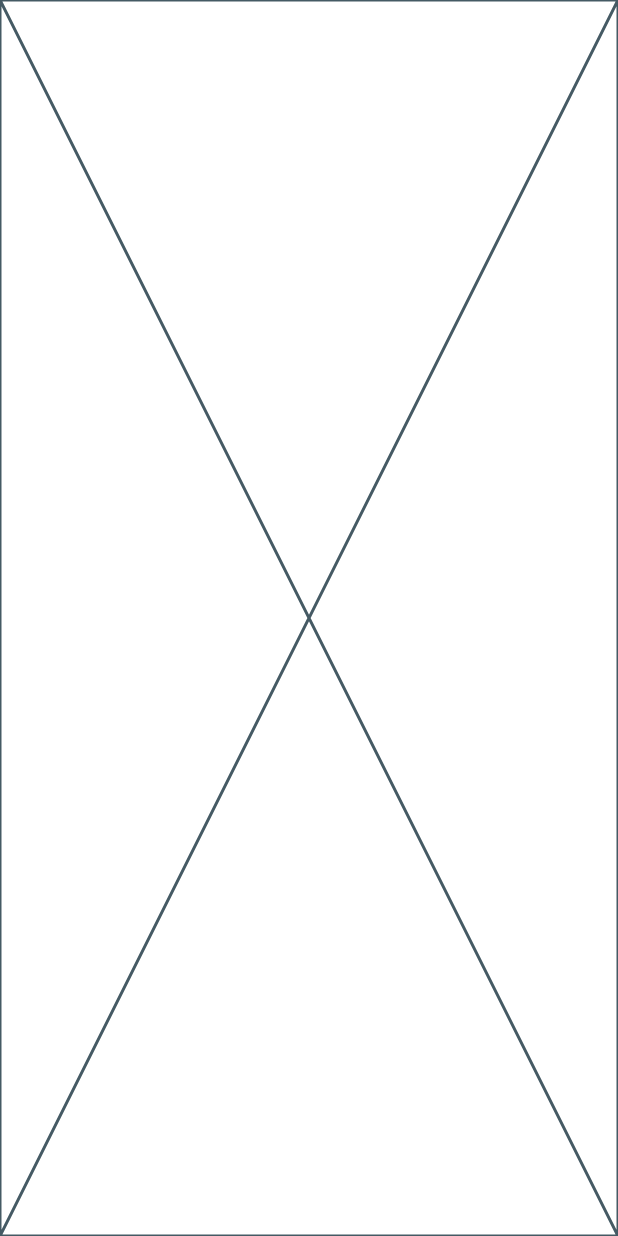
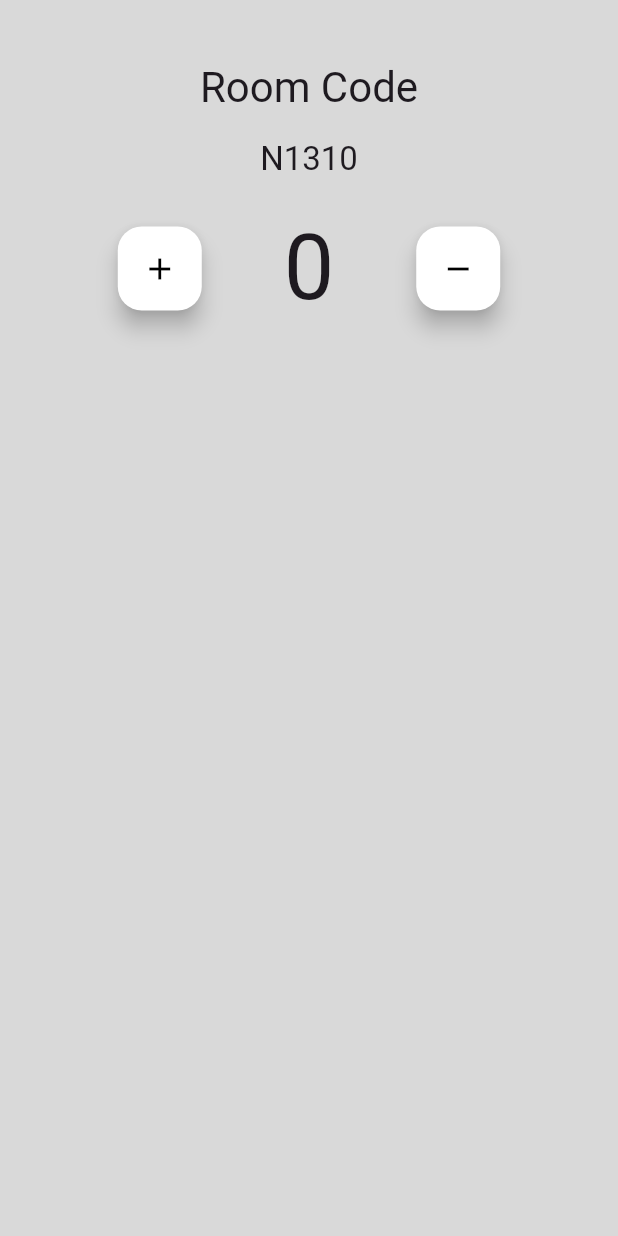
Before and after one commit to EnhanceTeam/Hunt-The-Mafia-DEPD, a Flutter app: the screen it shows after launch, after a tap on "Preparation Page", on a phone screen of 412 x 824 dp. Run offline on Flutter 3.47's test engine with Material 2 defaults, Android fonts, the phone set to English and light mode, and no system bars; drawn by our look-alikes of dynamic_color; our stand-ins replace cloud_firestore, firebase_core, flutter_svg, fluttertoast, lottie; accounts and stored records are empty.

Commit message:
add counter

```diff
--- a/hunt_the_mafia/lib/views/pages/page_preparation.dart
+++ b/hunt_the_mafia/lib/views/pages/page_preparation.dart
@@ -12,6 +12,66 @@ class PreparationPage extends StatefulWidget {
 class _PreparationPageState extends State<PreparationPage> {
   @override
   Widget build(BuildContext context) {
-    return const Placeholder();
+    int _count = 0;
+    return Scaffold(
+      body: SafeArea(
+        minimum: const EdgeInsets.all(Space.large),
+        child: Container(
+          width: double.infinity,
+          height: double.infinity,
+          child: Column(
+            children: [
+              SizedSpacer.vertical(space: Space.medium),
+              Center(
+                child: Column(
+                  children: [
+                    Text(
+                      'Room Code',
+                      style: Theme.of(context).textTheme.headlineMedium,
+                    ),
+                    SizedSpacer.vertical(space: Space.medium),
+                    Text(
+                      'N1310',
+                      style: Theme.of(context).textTheme.titleLarge,
+                    ),
+                  ],
+                ),
+              ),
+              SizedSpacer.vertical(space: Space.medium),
+          Center(
+            child: Row(
+              mainAxisAlignment: MainAxisAlignment.spaceEvenly,
+              children: [
+                FloatingActionButton(
+                  onPressed: () {
+                    setState(() {
+                      _count++;
+                    });
+                  },
+                  backgroundColor: Colors.white,
+                  child: const Icon(
+                    Icons.add,
+                    color: Colors.black,
+                  ),
+                ),
+                Text('$_count', style: const TextStyle(fontSize: 60.0)),
+                FloatingActionButton(
+                  onPressed: () {
+                    setState(() {
+                      _count--;
+                    });
+                  },
+                  backgroundColor: Colors.white,
+                  child: const Icon(Icons.remove,
+                      color: Colors.black),
+                ),
+              ],
+            ),
+          ),
+            ],
+          ),
+        ),
+      ),
+    );
   }
 }
--- a/hunt_the_mafia/lib/views/widgets/widgets.dart
+++ b/hunt_the_mafia/lib/views/widgets/widgets.dart
@@ -18,3 +18,4 @@ part 'components/text_field.dart';
 
 part 'card_shop_item.dart';
 part 'waiting_room_player_item.card.dart';
+part 'counter_role.dart';
```
Also changed, not shown: hunt_the_mafia/lib/views/widgets/counter_role.dart (added, +51 -0 lines).
